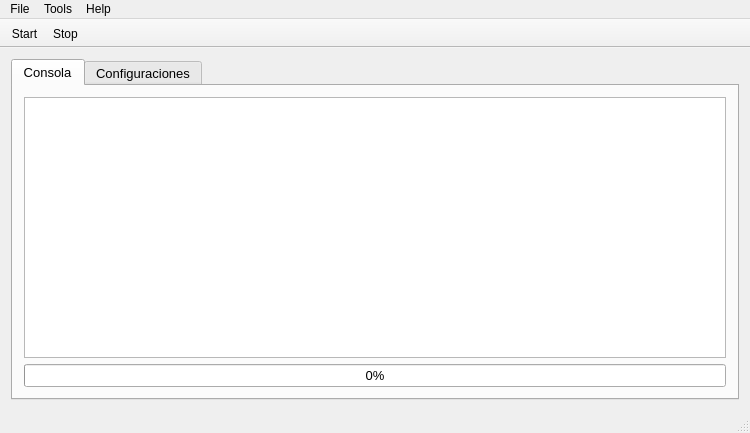
The window that mainwindow.ui (dkmpos89/softEMG-updater) describes before a commit, drawn with Qt 5.
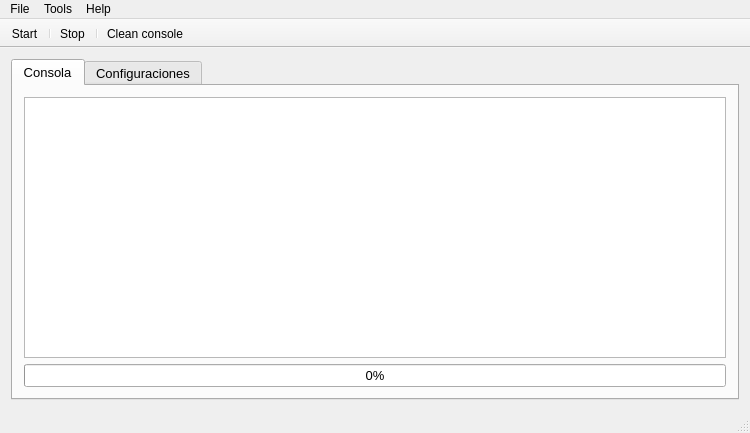
The same window after the commit. Icons and pictures are not drawn. Custom widgets are drawn as their Qt base class.

What changed in the file:
```diff
--- a/mainwindow.ui
+++ b/mainwindow.ui
@@ -225,7 +225,10 @@
     <bool>false</bool>
    </attribute>
    <addaction name="actionStart"/>
+   <addaction name="separator"/>
    <addaction name="actionStop"/>
+   <addaction name="separator"/>
+   <addaction name="actionClean"/>
   </widget>
   <widget class="QStatusBar" name="statusBar"/>
   <action name="actionExit">
@@ -280,6 +283,15 @@
     <string>Stop</string>
    </property>
   </action>
+  <action name="actionClean">
+   <property name="icon">
+    <iconset resource="images.qrc">
+     <normaloff>:/images/clear.png</normaloff>:/images/clear.png</iconset>
+   </property>
+   <property name="text">
+    <string>Clean console</string>
+   </property>
+  </action>
  </widget>
  <layoutdefault spacing="6" margin="11"/>
  <customwidgets>
```
Left out of the diff: 1 changed line with no effect on the pictures.
